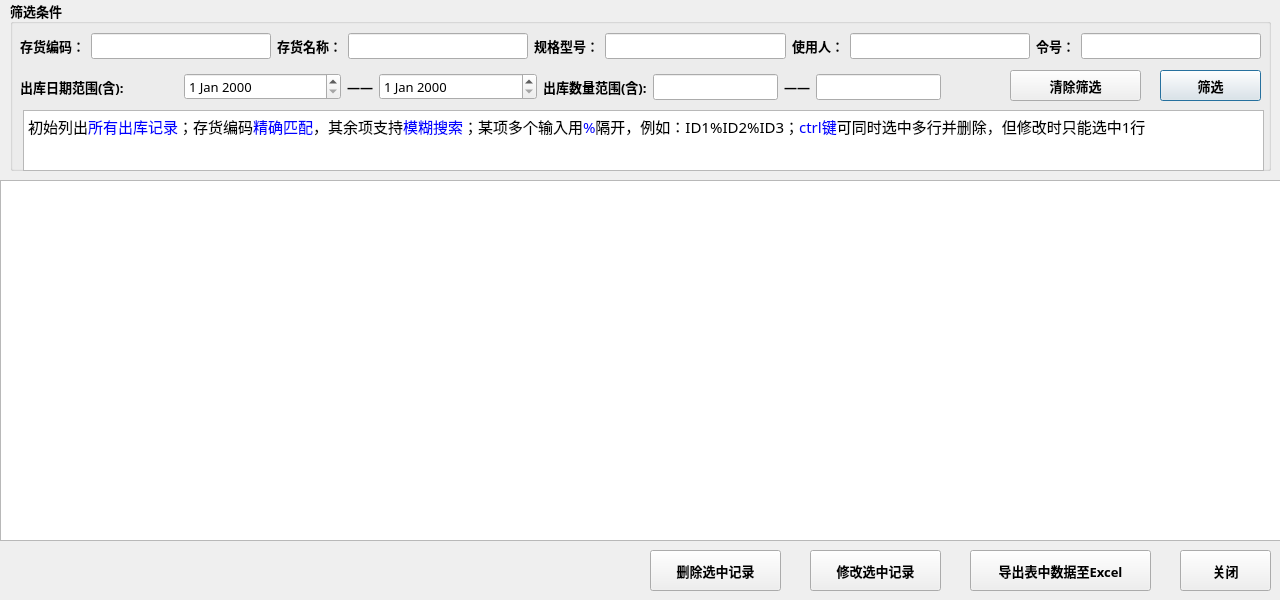
jhqi/store-management-system, file out_info.ui: the form before one commit.
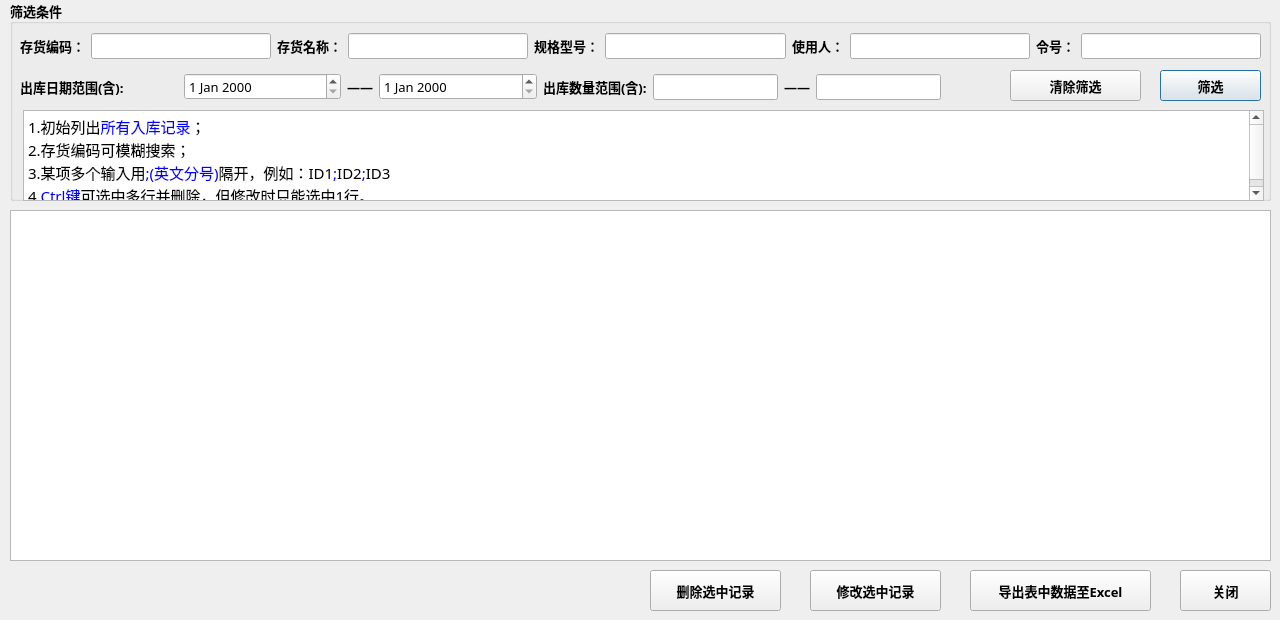
The form after the commit.

```diff
--- a/out_info.ui
+++ b/out_info.ui
@@ -7,7 +7,7 @@
     <x>0</x>
     <y>0</y>
     <width>1280</width>
-    <height>600</height>
+    <height>620</height>
    </rect>
   </property>
   <property name="windowTitle">
@@ -16,10 +16,10 @@
   <widget class="QTableView" name="tableView">
    <property name="geometry">
     <rect>
-     <x>0</x>
-     <y>180</y>
-     <width>1281</width>
-     <height>361</height>
+     <x>10</x>
+     <y>210</y>
+     <width>1261</width>
+     <height>351</height>
     </rect>
    </property>
   </widget>
@@ -29,7 +29,7 @@
      <x>10</x>
      <y>0</y>
      <width>1261</width>
-     <height>171</height>
+     <height>201</height>
     </rect>
    </property>
    <property name="font">
@@ -264,7 +264,7 @@
       <x>13</x>
       <y>110</y>
       <width>1241</width>
-      <height>61</height>
+      <height>91</height>
      </rect>
     </property>
     <property name="readOnly">
@@ -275,7 +275,10 @@
 &lt;html&gt;&lt;head&gt;&lt;meta name=&quot;qrichtext&quot; content=&quot;1&quot; /&gt;&lt;style type=&quot;text/css&quot;&gt;
 p, li { white-space: pre-wrap; }
 &lt;/style&gt;&lt;/head&gt;&lt;body style=&quot; font-family:'微软雅黑'; font-size:10pt; font-weight:600; font-style:normal;&quot;&gt;
-&lt;p style=&quot; margin-top:0px; margin-bottom:0px; margin-left:0px; margin-right:0px; -qt-block-indent:0; text-indent:0px;&quot;&gt;&lt;span style=&quot; font-size:11pt; font-weight:400;&quot;&gt;初始列出&lt;/span&gt;&lt;span style=&quot; font-size:11pt; font-weight:400; color:#0000ff;&quot;&gt;所有出库记录&lt;/span&gt;&lt;span style=&quot; font-size:11pt; font-weight:400;&quot;&gt;；存货编码&lt;/span&gt;&lt;span style=&quot; font-size:11pt; font-weight:400; color:#0000ff;&quot;&gt;精确匹配&lt;/span&gt;&lt;span style=&quot; font-size:11pt; font-weight:400;&quot;&gt;，其余项支持&lt;/span&gt;&lt;span style=&quot; font-size:11pt; font-weight:400; color:#0000ff;&quot;&gt;模糊搜索&lt;/span&gt;&lt;span style=&quot; font-size:11pt; font-weight:400;&quot;&gt;；某项多个输入用&lt;/span&gt;&lt;span style=&quot; font-size:11pt; font-weight:400; color:#0000ff;&quot;&gt;%&lt;/span&gt;&lt;span style=&quot; font-size:11pt; font-weight:400;&quot;&gt;隔开，例如：ID1%ID2%ID3；&lt;/span&gt;&lt;span style=&quot; font-size:11pt; font-weight:400; color:#0000ff;&quot;&gt;ctrl键&lt;/span&gt;&lt;span style=&quot; font-size:11pt; font-weight:400;&quot;&gt;可同时选中多行并删除，但修改时只能选中1行&lt;/span&gt;&lt;/p&gt;&lt;/body&gt;&lt;/html&gt;</string>
+&lt;p style=&quot; margin-top:0px; margin-bottom:0px; margin-left:0px; margin-right:0px; -qt-block-indent:0; text-indent:0px;&quot;&gt;&lt;span style=&quot; font-size:11pt; font-weight:400;&quot;&gt;1.初始列出&lt;/span&gt;&lt;span style=&quot; font-size:11pt; font-weight:400; color:#0000ff;&quot;&gt;所有入库记录&lt;/span&gt;&lt;span style=&quot; font-size:11pt; font-weight:400;&quot;&gt;；&lt;/span&gt;&lt;/p&gt;
+&lt;p style=&quot; margin-top:0px; margin-bottom:0px; margin-left:0px; margin-right:0px; -qt-block-indent:0; text-indent:0px;&quot;&gt;&lt;span style=&quot; font-size:11pt; font-weight:400;&quot;&gt;2.存货编码可模糊搜索；&lt;/span&gt;&lt;/p&gt;
+&lt;p style=&quot; margin-top:0px; margin-bottom:0px; margin-left:0px; margin-right:0px; -qt-block-indent:0; text-indent:0px;&quot;&gt;&lt;span style=&quot; font-size:11pt; font-weight:400;&quot;&gt;3.某项多个输入用&lt;/span&gt;&lt;span style=&quot; font-size:11pt; font-weight:400; color:#0000ff;&quot;&gt;;(英文分号)&lt;/span&gt;&lt;span style=&quot; font-size:11pt; font-weight:400;&quot;&gt;隔开，例如：ID1&lt;/span&gt;&lt;span style=&quot; font-size:11pt; font-weight:400; color:#0000ff;&quot;&gt;;&lt;/span&gt;&lt;span style=&quot; font-size:11pt; font-weight:400;&quot;&gt;ID2&lt;/span&gt;&lt;span style=&quot; font-size:11pt; font-weight:400; color:#0000ff;&quot;&gt;;&lt;/span&gt;&lt;span style=&quot; font-size:11pt; font-weight:400;&quot;&gt;ID3&lt;/span&gt;&lt;/p&gt;
+&lt;p style=&quot; margin-top:0px; margin-bottom:0px; margin-left:0px; margin-right:0px; -qt-block-indent:0; text-indent:0px;&quot;&gt;&lt;span style=&quot; font-size:11pt; font-weight:400;&quot;&gt;4.&lt;/span&gt;&lt;span style=&quot; font-size:11pt; font-weight:400; color:#0000ff;&quot;&gt;Ctrl键&lt;/span&gt;&lt;span style=&quot; font-size:11pt; font-weight:400;&quot;&gt;可选中多行并删除，但修改时只能选中1行。&lt;/span&gt;&lt;/p&gt;&lt;/body&gt;&lt;/html&gt;</string>
     </property>
    </widget>
   </widget>
@@ -283,7 +286,7 @@
    <property name="geometry">
     <rect>
      <x>650</x>
-     <y>550</y>
+     <y>570</y>
      <width>131</width>
      <height>41</height>
     </rect>
@@ -304,7 +307,7 @@
    <property name="geometry">
     <rect>
      <x>810</x>
-     <y>550</y>
+     <y>570</y>
      <width>131</width>
      <height>41</height>
     </rect>
@@ -325,7 +328,7 @@
    <property name="geometry">
     <rect>
      <x>970</x>
-     <y>550</y>
+     <y>570</y>
      <width>181</width>
      <height>41</height>
     </rect>
@@ -346,7 +349,7 @@
    <property name="geometry">
     <rect>
      <x>1180</x>
-     <y>550</y>
+     <y>570</y>
      <width>91</width>
      <height>41</height>
     </rect>
```
Left out of the diff: 22 changed lines with no effect on the pictures.
